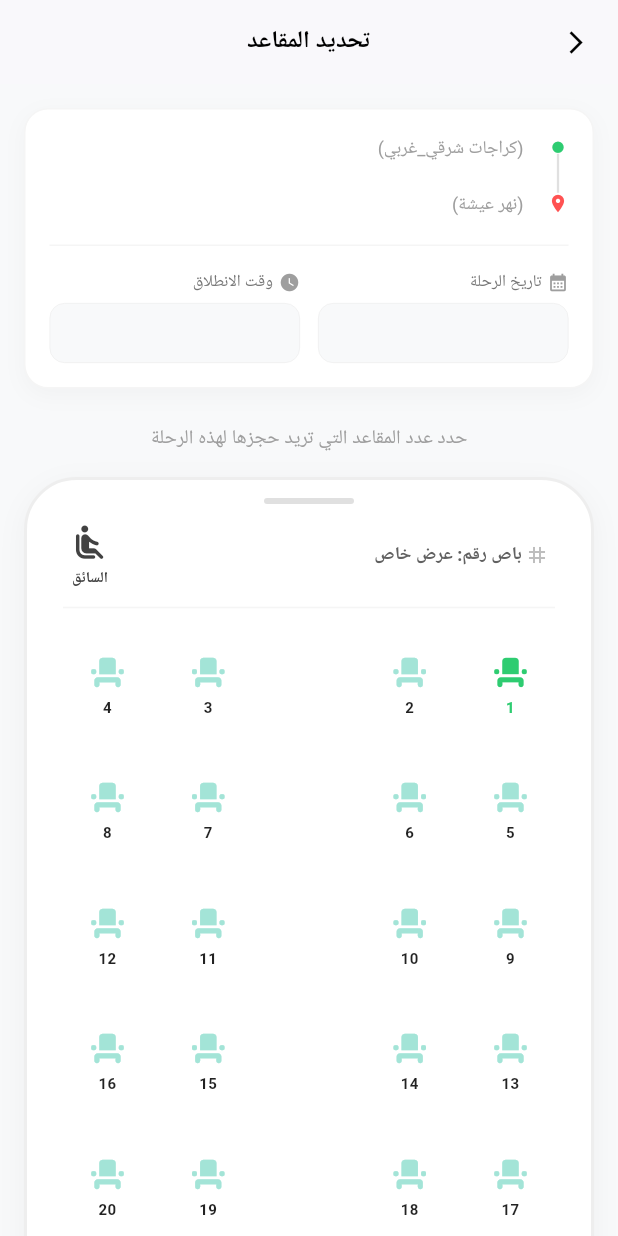
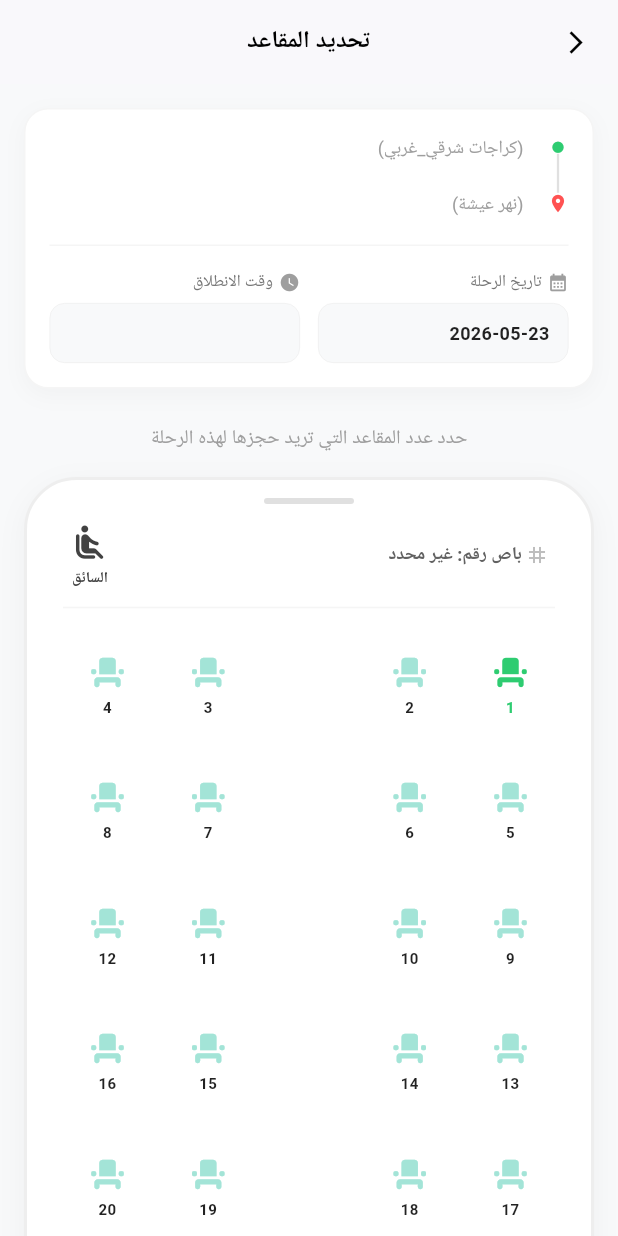
Before and after one commit to Raghad-Awad2/Pullman-Go, a Flutter app: the SeatSelectionScreen screen opened directly with empty values, after a tap on an icon or button, on a phone screen of 412 x 824 dp. Run offline on Flutter 3.47's test engine with Material 3 defaults, Android fonts, the light colour scheme and no system bars; our stand-ins replace curved_navigation_bar, dio, flutter_bounceable, shared_preferences; accounts and stored records are empty; network calls fail.

Commit message:
ربط واجهة بيانات المسافر كاملة

```diff
--- a/lib/passenger_details_screen.dart
+++ b/lib/passenger_details_screen.dart
@@ -10,7 +10,7 @@ class PassengerDetailsScreen extends StatefulWidget {
   final int? tripId;
   final int? userId;
   final String? travelDate;
-  final int pricePerSeat; // 👈 يستقبل القيمة الحقيقية الآن بكل سلاسة
+  final int pricePerSeat;
 
   const PassengerDetailsScreen({
     super.key,
@@ -39,7 +39,7 @@ class _PassengerDetailsScreenState extends State<PassengerDetailsScreen> {
 
   bool _isScrolled = false;
 
-  String get safeBusNumber => (widget.busNumber != null && widget.busNumber!.isNotEmpty) ? widget.busNumber! : "1";
+  String get safeBusNumber => (widget.busNumber != null && widget.busNumber!.isNotEmpty) ? widget.busNumber! : "غير محدد";
   String get safeFromCity => widget.fromCity ?? "غير متوفر";
   String get safeToCity => widget.toCity ?? "غير متوفر";
 
--- a/lib/seat_selection_screen.dart
+++ b/lib/seat_selection_screen.dart
@@ -1,5 +1,4 @@
 import 'package:flutter/material.dart';
-import 'package:flutter/services.dart';
 import 'package:dio/dio.dart';
 import 'passenger_details_screen.dart';
 
@@ -15,7 +14,7 @@ class SeatSelectionScreen extends StatefulWidget {
   final String? toStation;
   final int? totalSeats;
   final String? busNumber;
-  final int? tripPrice; // 👈 استقبال السعر الحقيقي هنا
+  final int? tripPrice;
 
   const SeatSelectionScreen({
     super.key,
@@ -30,7 +29,7 @@ class SeatSelectionScreen extends StatefulWidget {
     this.toStation,
     this.totalSeats,
     this.busNumber,
-    this.tripPrice, // 👈 الإضافة للمشيّد
+    this.tripPrice,
   });
 
   @override
@@ -61,20 +60,29 @@ class _SeatSelectionScreenState extends State<SeatSelectionScreen> {
       return;
     }
 
+    // 💡 حماية برمجية: فحص التاريخ والتأكد من أنه ليس فارغاً أو نص "null" لتفادي خطأ الـ Dio
+    String travelDateParam = widget.selectedDate.trim();
+    if (travelDateParam.isEmpty || travelDateParam == "null") {
+      DateTime now = DateTime.now();
+      travelDateParam = "${now.year}-${now.month.toString().padLeft(2, '0')}-${now.day.toString().padLeft(2, '0')}";
+    }
+
     try {
       final response = await Dio().get(
         'http://127.0.0.1:8000/api/get-reserved-seats',
         queryParameters: {
           'trip_id': widget.tripId,
-          'travel_date': widget.selectedDate,
+          'travel_date': travelDateParam, // 👈 إرسال القيمة المحمية والمفحوصة
         },
       );
 
       if (response.data['status'] == true) {
         setState(() {
-          reservedSeats = List<int>.from(response.data['reserved_seats']);
+          reservedSeats = List<int>.from(response.data['reserved_seats'] ?? []);
           isSeatsLoading = false;
         });
+      } else {
+        setState(() => isSeatsLoading = false);
       }
     } catch (e) {
       print("Error fetching reserved seats: $e");
@@ -110,10 +118,18 @@ class _SeatSelectionScreenState extends State<SeatSelectionScreen> {
   @override
   Widget build(BuildContext context) {
     int activeTotalSeats = widget.totalSeats ?? 35;
-    String activeBusNumber = (widget.busNumber != null && widget.busNumber!.isNotEmpty) ? widget.busNumber! : "عرض خاص";
+    String activeBusNumber = (widget.busNumber != null && widget.busNumber!.isNotEmpty && widget.busNumber != "null") ? widget.busNumber! : "غير محدد";
 
-    // 💡 إعطاء الأولوية للسعر القادم، و 400 كقيمة احتياطية في حال تعطل الاتصال فقط
-    int activeTripPrice = widget.tripPrice ?? 400;
+    int activeTripPrice = widget.tripPrice ?? 0;
+    if (activeTripPrice == 0) {
+      if (widget.fromCity.contains("حمص") && widget.toCity.contains("اللاذقية")) {
+        activeTripPrice = 250;
+      } else if (widget.fromCity.contains("دمشق") && widget.toCity.contains("حلب")) {
+        activeTripPrice = 600;
+      } else {
+        activeTripPrice = 400;
+      }
+    }
 
     String displayFromStation = (widget.fromStation != null && widget.fromStation!.isNotEmpty)
         ? widget.fromStation!
@@ -202,7 +218,7 @@ class _SeatSelectionScreenState extends State<SeatSelectionScreen> {
                       const SizedBox(height: 16),
                       Row(
                         children: [
-                          Expanded(child: _buildCompactInfoField("تاريخ الرحلة", currentSelectedDate, Icons.calendar_month)),
+                          Expanded(child: _buildCompactInfoField("تاريخ الرحلة", currentSelectedDate.isEmpty || currentSelectedDate == "null" ? "2026-05-23" : currentSelectedDate, Icons.calendar_month)),
                           const SizedBox(width: 12),
                           Expanded(child: _buildCompactInfoField("وقت الانطلاق", formattedTime, Icons.watch_later)),
                         ],
@@ -329,10 +345,10 @@ class _SeatSelectionScreenState extends State<SeatSelectionScreen> {
                           MaterialPageRoute(
                             builder: (context) => PassengerDetailsScreen(
                               selectedSeats: selectedSeats,
-                              pricePerSeat: activeTripPrice, // 👈 تمرير السعر الديناميكي هنا بنجاح
+                              pricePerSeat: activeTripPrice,
                               fromCity: widget.fromCity,
                               toCity: widget.toCity,
-                              travelDate: currentSelectedDate,
+                              travelDate: currentSelectedDate.isEmpty || currentSelectedDate == "null" ? "2026-05-23" : currentSelectedDate,
                               busNumber: activeBusNumber,
                               tripId: widget.tripId,
                             ),
```
Also changed, not shown: lib/booking_trips_screen.dart (+7 -5 lines).
